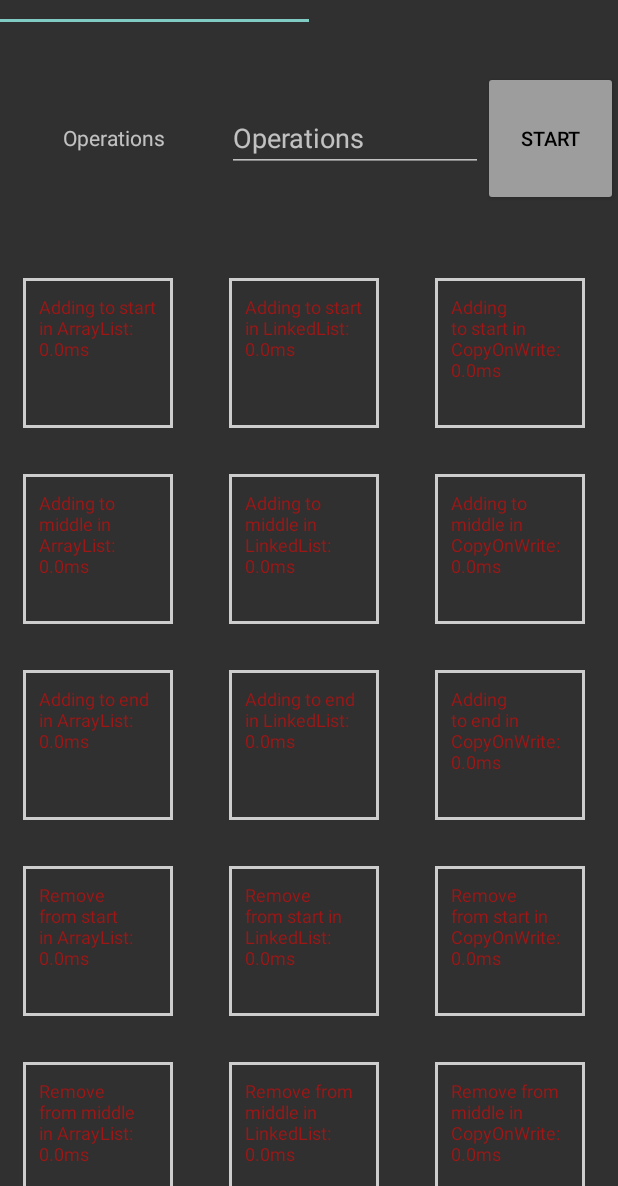
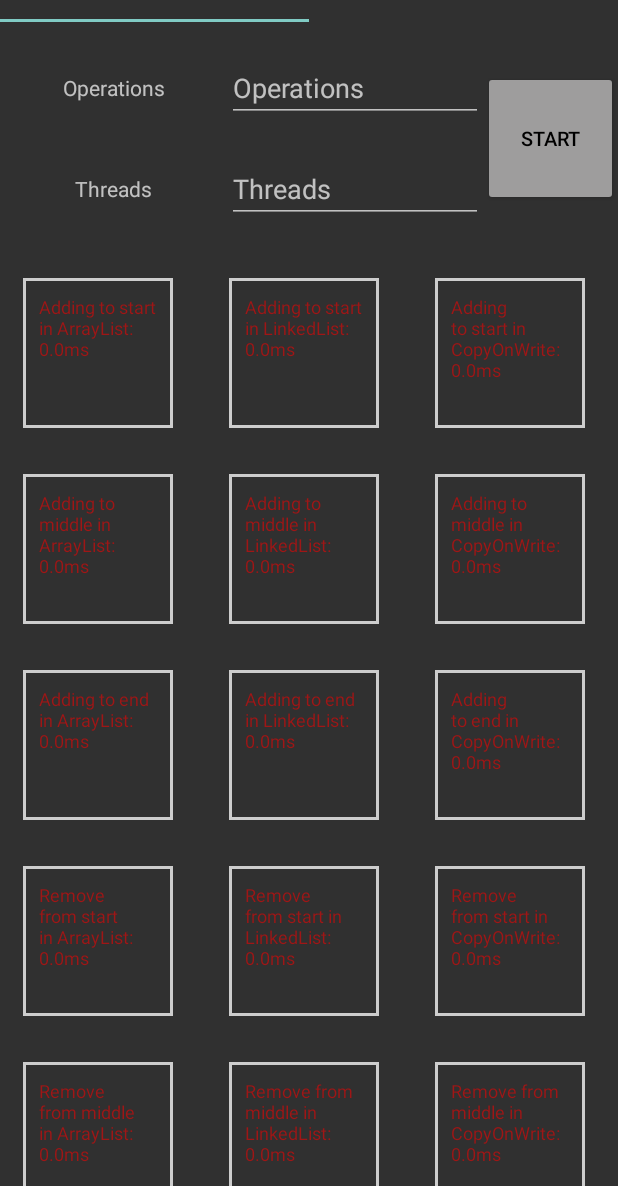
Before and after one commit to nekitkas/CollectionsandMaps, an Android app: the screen it shows after launch (MainActivity), after a tap on "START", on a phone screen of 412 x 824 dp, the part 50-1236 px from its top. Run offline under Robolectric (Android 15) with nearby library versions, the phone set to English and light mode, and no system bars; our stand-ins replace Dagger/Hilt's generated code, RxJava.

Commit message:
field "Threads" returned, fixes in executeBenchmarks
Signed-off-by: Nikita Baranov <kalima96@mail.ru>

```diff
--- a/app/src/main/java/com/foxstudent/collectionsandmaps/ui/benchmark/BenchmarksFragment.java
+++ b/app/src/main/java/com/foxstudent/collectionsandmaps/ui/benchmark/BenchmarksFragment.java
@@ -79,7 +79,8 @@ public class BenchmarksFragment extends Fragment implements View.OnClickListener
     @Override
     public void onClick(View v) {
         final String operationInput = binding.etOperations.getText().toString().trim();
-        model.onButtonPressed(operationInput);
+        final String threadPoolInput = binding.etOperations.getText().toString().trim();
+        model.onButtonPressed(operationInput, threadPoolInput);
     }
 
     @Override
--- a/app/src/main/java/com/foxstudent/collectionsandmaps/ui/benchmark/BenchmarksVMFactory.java
+++ b/app/src/main/java/com/foxstudent/collectionsandmaps/ui/benchmark/BenchmarksVMFactory.java
@@ -26,13 +26,13 @@ public class BenchmarksVMFactory implements ViewModelProvider.Factory {
 
     BenchmarksVMFactory(int type) {
         this.type = type;
+        component.inject(this);
     }
 
     @SuppressWarnings("unchecked")
     @NonNull
     @Override
     public <T extends ViewModel> T create(@NonNull Class<T> modelClass) {
-        component.inject(this);
         if (modelClass.isAssignableFrom(BenchmarksViewModel.class)) {
             if (type == 0)
                 return (T) new BenchmarksViewModel(collectionBenchmark);
--- a/app/src/main/res/layout/fragment_benchmark.xml
+++ b/app/src/main/res/layout/fragment_benchmark.xml
@@ -12,10 +12,20 @@
         android:ems="8"
         android:hint="@string/operations"
         android:inputType="number"
-        app:layout_constraintBottom_toTopOf="@+id/rvGrid"
+        app:layout_constraintBottom_toTopOf="@+id/etThreads"
         app:layout_constraintTop_toTopOf="parent"
         app:layout_constraintEnd_toStartOf="@+id/button" />
 
+    <EditText
+        android:id="@+id/etThreads"
+        android:layout_width="wrap_content"
+        android:layout_height="wrap_content"
+        android:ems="8"
+        android:hint="@string/threads"
+        android:inputType="number"
+        app:layout_constraintEnd_toStartOf="@+id/button"
+        app:layout_constraintTop_toBottomOf="@+id/etOperations"
+        app:layout_constraintBottom_toTopOf="@id/rvGrid" />
 
     <Button
         android:id="@+id/button"
@@ -35,10 +45,21 @@
         android:layout_height="45dp"
         android:gravity="center"
         android:text="@string/operations"
-        app:layout_constraintBottom_toTopOf="@+id/rvGrid"
-        app:layout_constraintEnd_toStartOf="@+id/etOperations"
+        app:layout_constraintBottom_toTopOf="@+id/tvThreads"
+        app:layout_constraintEnd_toStartOf="@+id/etThreads"
         app:layout_constraintStart_toStartOf="parent"
         app:layout_constraintTop_toTopOf="parent" />
+
+    <TextView
+        android:id="@+id/tvThreads"
+        android:layout_width="150dp"
+        android:layout_height="45dp"
+        android:gravity="center"
+        android:text="@string/threads"
+        app:layout_constraintEnd_toStartOf="@+id/etThreads"
+        app:layout_constraintStart_toStartOf="parent"
+        app:layout_constraintTop_toBottomOf="@+id/tvOperations"
+        app:layout_constraintBottom_toTopOf="@id/rvGrid" />
 
     <androidx.recyclerview.widget.RecyclerView
         android:id="@+id/rvGrid"
--- a/app/src/main/res/values/strings.xml
+++ b/app/src/main/res/values/strings.xml
@@ -3,6 +3,7 @@
     <string name="app_name">Collections and Maps</string>
     <string name="button">Start</string>
     <string name="operations">Operations</string>
+    <string name="threads">Threads</string>
     <string name="stop">Stop</string>
     <string name="start">Start</string>
     <string name="empty_field">Empty field</string>
```
Also changed, not shown: app/src/main/java/com/foxstudent/collectionsandmaps/ui/benchmark/BenchmarksViewModel.java (+15 -13 lines).
